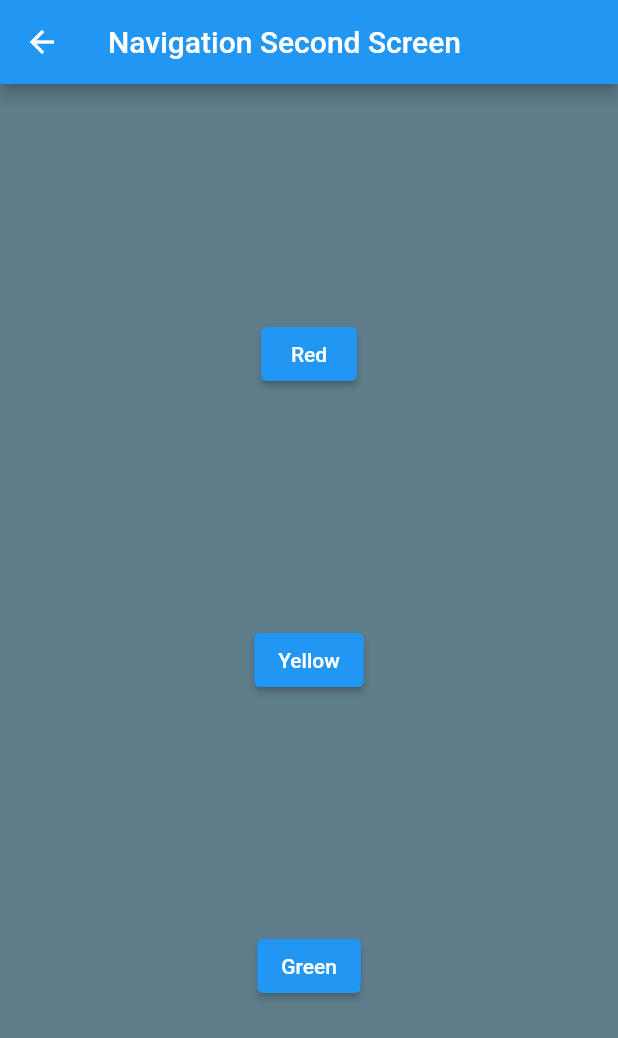
After one commit to MaxTrent/flutter_future, a Flutter app: the screen it shows after launch, after a tap on "Change Color", on a phone screen of 412 x 824 dp. The commit adds this screen. Shown: the top 1038 px of the screen. Run offline on Flutter 3.47's test engine with Material 2 defaults, Android fonts, the phone set to English and light mode, and no system bars; our stand-ins replace geolocator.

Commit message:
Learning how navigator works

```diff
--- a/lib/main.dart
+++ b/lib/main.dart
@@ -3,6 +3,7 @@ import 'package:async/async.dart';
 import 'dart:io';
 import 'package:flutter/material.dart';
 import 'package:flutter_future/geo_location.dart';
+import 'package:flutter_future/navigation_first.dart';
 import 'package:http/http.dart';
 import 'package:http/http.dart' as http;
 
@@ -19,7 +20,7 @@ class MyApp extends StatelessWidget {
         primarySwatch: Colors.blue,
         visualDensity: VisualDensity.adaptivePlatformDensity,
       ),
-      home: FuturePage(),
+      home: NavigationFirst(),
     );
   }
 }
--- a/lib/navigation_first.dart
+++ b/lib/navigation_first.dart
@@ -1,4 +1,6 @@
 import 'package:flutter/material.dart';
+
+import 'navigation_second.dart';
 
 class NavigationFirst extends StatefulWidget {
   const NavigationFirst({Key? key}) : super(key: key);
@@ -34,7 +36,7 @@ class _NavigationFirstState extends State<NavigationFirst> {
   _navigateAndGetColor(BuildContext context) async{
     color = await Navigator.push(
       context,
-      MaterialPageRoute(builder: (context) = NavigationSecond()),
+      MaterialPageRoute(builder: (context) => NavigationSecond()),
     );
     setState(() {
       color = color;
--- /dev/null
+++ b/lib/navigation_second.dart
@@ -0,0 +1,48 @@
+import 'package:flutter/material.dart';
+
+class NavigationSecond extends StatefulWidget {
+
+  @override
+  State<NavigationSecond> createState() => _NavigationSecondState();
+}
+
+class _NavigationSecondState extends State<NavigationSecond> {
+  @override
+  Widget build(BuildContext context) {
+    Color color;
+    return Scaffold(
+      backgroundColor: Colors.blueGrey,
+      appBar: AppBar(
+        title: Text('Navigation Second Screen'),
+      ),
+      body: Center(
+        child: Column(
+          mainAxisAlignment: MainAxisAlignment.spaceEvenly,
+          children: [
+            ElevatedButton(
+                onPressed: (){
+                  color = Colors.red;
+                  Navigator.pop(context, color);
+                },
+                child: Text('Red')),
+
+            ElevatedButton(
+                onPressed: (){
+                  color = Colors.yellow;
+                  Navigator.pop(context, color);
+                },
+                child: Text('Yellow')),
+
+            ElevatedButton(
+                onPressed: (){
+                  color = Colors.green;
+                  Navigator.pop(context, color);
+                },
+                child: Text('Green')),
+          ],
+
+        ),
+      ),
+    );
+  }
+}
```
